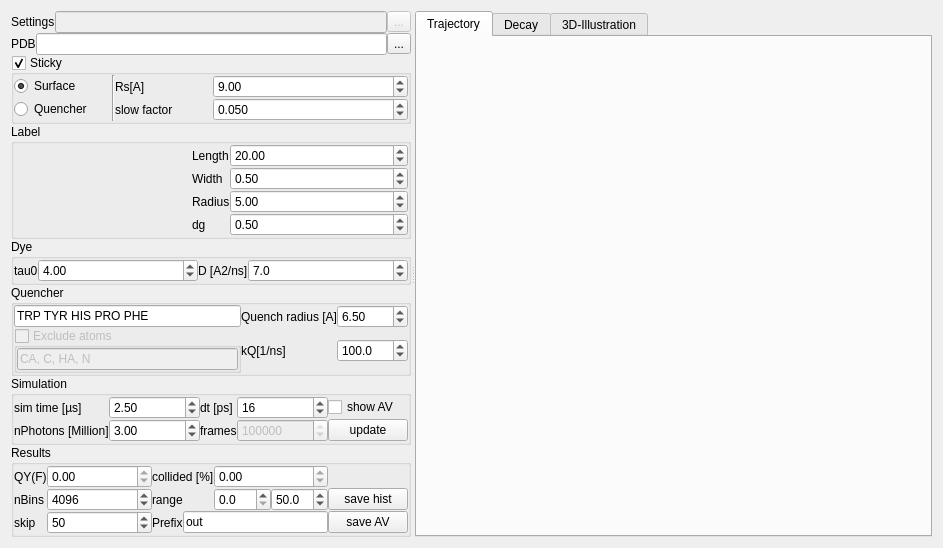
Qt form quest/lib/tools/dye_diffusion/dye_diffusion2.ui (Fluorescence-Tools/quest) before a commit.
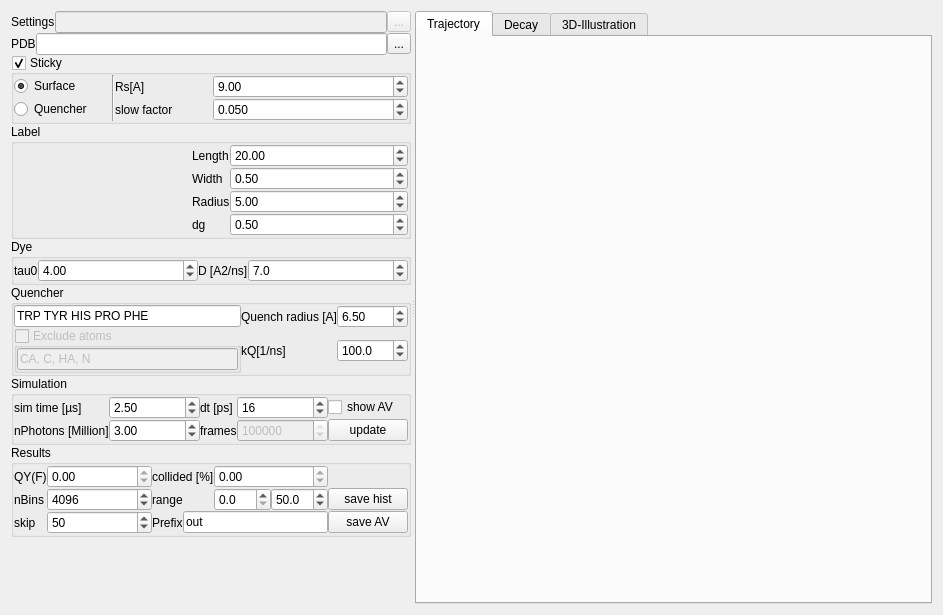
The same form after that commit. Icons and pictures are not drawn.

Patch:
```diff
--- a/quest/lib/tools/dye_diffusion/dye_diffusion2.ui
+++ b/quest/lib/tools/dye_diffusion/dye_diffusion2.ui
@@ -7,7 +7,7 @@
     <x>0</x>
     <y>0</y>
     <width>943</width>
-    <height>546</height>
+    <height>615</height>
    </rect>
   </property>
   <property name="windowTitle">
```
Left out of the diff: 92 changed lines with no effect on the pictures.
